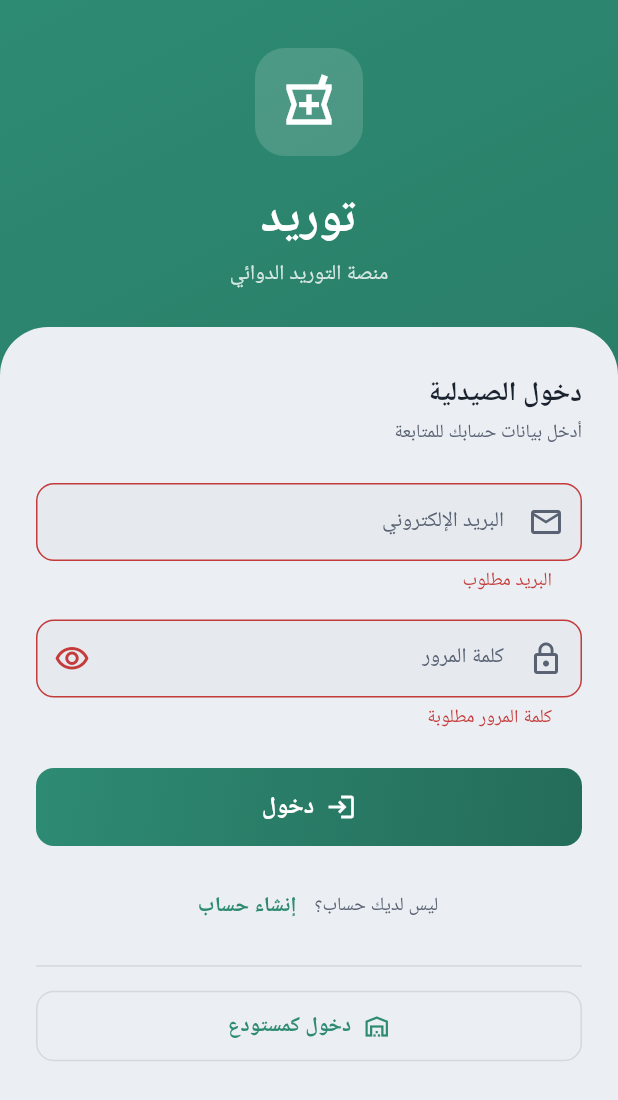
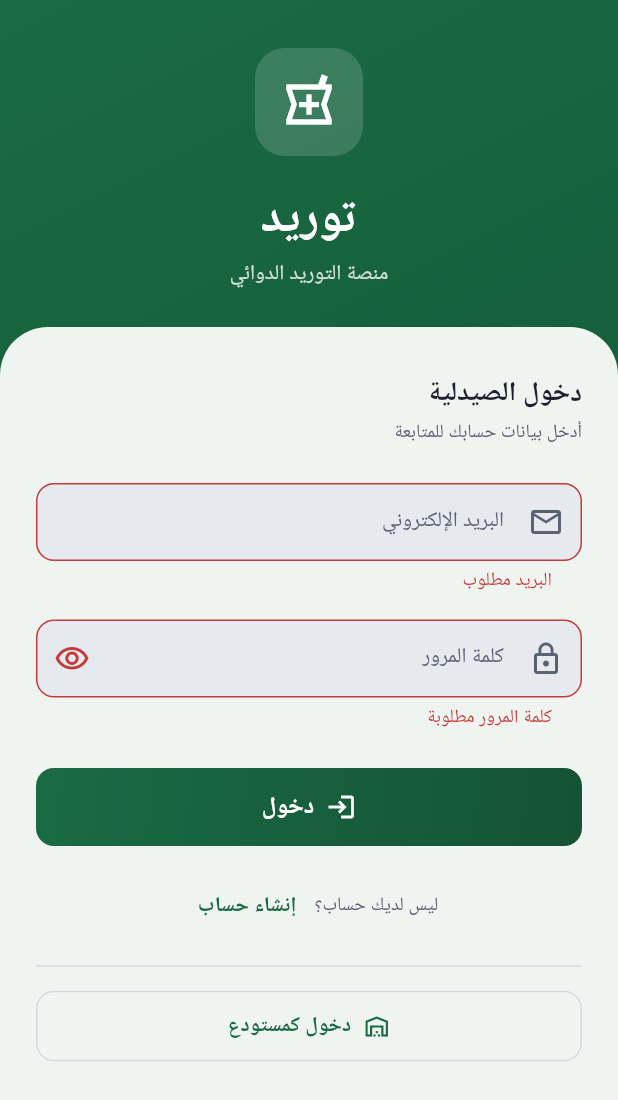
Before and after one commit to alabbasaswadd/tawrid_app, a Flutter app: the screen it shows after launch, after a tap on "دخول", on a phone screen of 412 x 824 dp. Shown: the top 1100 px of the screen. Run offline on Flutter 3.47's test engine with Material 3 defaults, Android fonts, the phone set to English and light mode, and no system bars; our stand-ins replace dio, flutter_riverpod, flutter_secure_storage, go_router, google_fonts, logger and 3 more; missing offline and left inert: mobile_scanner; network calls fail; Roboto replaces fonts that are missing (Cairo).

Commit message:
Refactor code structure for improved readability and maintainability

```diff
--- a/lib/app/theme/app_colors.dart
+++ b/lib/app/theme/app_colors.dart
@@ -7,15 +7,21 @@ import 'tokens.dart';
 abstract final class TawridColors {
   // ── Brand ──────────────────────────────────────────────────────────
   static const Color primary = AppPalette.brandLight;
-  static const Color primaryLight = Color(0xFF4FB999);
-  static const Color primaryDark = Color(0xFF246E5B);
-  static const Color accent = AppPalette.brandLight;
+  static const Color primaryLight = Color(0xFF2D9B64);
+  static const Color primaryDark = Color(0xFF0F5030);
+  static const Color accent = AppPalette.goldLight;
+  static const Color gold = AppPalette.goldLight;
 
-  // ── Gradients (موحّدة على اللون الأساسي) ──────────────────────────
+  // ── Gradients (أخضر غابي عميق من اللوغو) ─────────────────────────
   static const LinearGradient brandGradient = LinearGradient(
     begin: Alignment.topLeft,
     end: Alignment.bottomRight,
-    colors: [Color(0xFF2E8B73), Color(0xFF246E5B)],
+    colors: [Color(0xFF1A6B44), Color(0xFF0F5030)],
+  );
+  static const LinearGradient goldGradient = LinearGradient(
+    begin: Alignment.topLeft,
+    end: Alignment.bottomRight,
+    colors: [Color(0xFFC4A24A), Color(0xFFAA8530)],
   );
   static const LinearGradient warehouseGradient = brandGradient;
   static const LinearGradient pharmacyGradient = brandGradient;
--- a/lib/app/theme/app_theme.dart
+++ b/lib/app/theme/app_theme.dart
@@ -16,6 +16,8 @@ abstract final class AppTheme {
 
     final brand = isDark ? AppPalette.brandDark : AppPalette.brandLight;
     final onBrand = isDark ? AppPalette.onBrandDark : AppPalette.onBrandLight;
+    final gold = isDark ? AppPalette.goldDark : AppPalette.goldLight;
+    final onGold = isDark ? AppPalette.onGoldDark : AppPalette.onGoldLight;
     final bg = isDark ? AppPalette.bgDark : AppPalette.bgLight;
     final surface = isDark ? AppPalette.surfaceDark : AppPalette.surfaceLight;
     final surfaceAlt = isDark ? AppPalette.surfaceAltDark : AppPalette.surfaceAltLight;
@@ -34,6 +36,8 @@ abstract final class AppTheme {
       onPrimary: onBrand,
       secondary: brand,
       onSecondary: onBrand,
+      tertiary: gold,
+      onTertiary: onGold,
       surface: surface,
       onSurface: textPrimary,
       onSurfaceVariant: textSecondary,
--- a/lib/app/theme/app_tokens_ext.dart
+++ b/lib/app/theme/app_tokens_ext.dart
@@ -14,6 +14,7 @@ class TawridTokens extends ThemeExtension<TawridTokens> {
     required this.info,
     required this.pharmacy,
     required this.warehouse,
+    required this.gold,
   });
 
   final Color surfaceAlt;
@@ -24,6 +25,7 @@ class TawridTokens extends ThemeExtension<TawridTokens> {
   final Color info;
   final Color pharmacy;
   final Color warehouse;
+  final Color gold;
 
   static const light = TawridTokens(
     surfaceAlt: AppPalette.surfaceAltLight,
@@ -34,6 +36,7 @@ class TawridTokens extends ThemeExtension<TawridTokens> {
     info: AppPalette.infoLight,
     pharmacy: AppPalette.pharmacyLight,
     warehouse: AppPalette.warehouseLight,
+    gold: AppPalette.goldLight,
   );
 
   static const dark = TawridTokens(
@@ -45,6 +48,7 @@ class TawridTokens extends ThemeExtension<TawridTokens> {
     info: AppPalette.infoDark,
     pharmacy: AppPalette.pharmacyDark,
     warehouse: AppPalette.warehouseDark,
+    gold: AppPalette.goldDark,
   );
 
   @override
@@ -57,6 +61,7 @@ class TawridTokens extends ThemeExtension<TawridTokens> {
     Color? info,
     Color? pharmacy,
     Color? warehouse,
+    Color? gold,
   }) {
     return TawridTokens(
       surfaceAlt: surfaceAlt ?? this.surfaceAlt,
@@ -67,6 +72,7 @@ class TawridTokens extends ThemeExtension<TawridTokens> {
       info: info ?? this.info,
       pharmacy: pharmacy ?? this.pharmacy,
       warehouse: warehouse ?? this.warehouse,
+      gold: gold ?? this.gold,
     );
   }
 
@@ -82,6 +88,7 @@ class TawridTokens extends ThemeExtension<TawridTokens> {
       info: Color.lerp(info, other.info, t)!,
       pharmacy: Color.lerp(pharmacy, other.pharmacy, t)!,
       warehouse: Color.lerp(warehouse, other.warehouse, t)!,
+      gold: Color.lerp(gold, other.gold, t)!,
     );
   }
 }
--- a/lib/app/theme/tokens.dart
+++ b/lib/app/theme/tokens.dart
@@ -3,22 +3,26 @@ import 'package:flutter/material.dart';
 // القيم الخام للتصميم — لا تُستهلك مباشرة في الشاشات، بل عبر الثيم/TawridTokens.
 // طيف هادئ منخفض التشبّع يليق بجمهور مثقّف: لون أساسي واحد + محايدات دافئة.
 abstract final class AppPalette {
-  // ── اللون الأساسي (تركواز-أخضر مغبّر) ──────────────────────────────
-  static const brandLight = Color(0xFF2E8B73);
-  static const brandDark = Color(0xFF4FB999);
+  // ── اللون الأساسي — أخضر غابي عميق مستخرج من لوغو توريد ─────────
+  static const brandLight = Color(0xFF1A6B44);
+  static const brandDark = Color(0xFF2D9B64);
   static const onBrandLight = Color(0xFFFFFFFF);
-  static const onBrandDark = Color(0xFF0C1A15);
+  static const onBrandDark = Color(0xFF001A0A);
+
+  // ── الذهبي — اللون الثانوي من اللوغو ────────────────────────────
+  static const goldLight = Color(0xFFC4A24A);
+  static const goldDark = Color(0xFFD4B878);
+  static const onGoldLight = Color(0xFF1A0D00);
+  static const onGoldDark = Color(0xFF1A0D00);
 
   // ── الأدوار ─────────────────────────────────────────────────────────
-  // قرار الهوية: لون أساسي واحد هادئ للطرفين (ألغي تمييز البنفسجي/الأخضر).
-  // التمييز بين المستودع والصيدلية يكون بلمسة خفيفة (أيقونة/تسمية) لا بلون ثانٍ.
   static const pharmacyLight = brandLight;
   static const pharmacyDark = brandDark;
   static const warehouseLight = brandLight;
   static const warehouseDark = brandDark;
 
   // ── دلالات ─────────────────────────────────────────────────────────
-  static const successLight = Color(0xFF2E7D52);
+  static const successLight = Color(0xFF1A6B44);
   static const successDark = Color(0xFF4FBF84);
   static const warningLight = Color(0xFFB9770E);
   static const warningDark = Color(0xFFE0A33E);
@@ -28,8 +32,7 @@ abstract final class AppPalette {
   static const infoDark = Color(0xFF5B9BE0);
 
   // ── محايدات (فاتح) ────────────────────────────────────────────────
-  // خلفية رمادية واضحة ليبرز السطح الأبيض للبطاقات، وحدود أوضح للتمييز.
-  static const bgLight = Color(0xFFEBEEF2);
+  static const bgLight = Color(0xFFF0F4F1);
   static const surfaceLight = Color(0xFFFFFFFF);
   static const surfaceAltLight = Color(0xFFE6EAEE);
   static const outlineLight = Color(0xFFD3D9DF);
--- a/lib/features/splash/splash_page.dart
+++ b/lib/features/splash/splash_page.dart
@@ -1,5 +1,4 @@
 import 'package:flutter/material.dart';
-import 'package:google_fonts/google_fonts.dart';
 import 'package:tawrid_app/app/theme/app_colors.dart';
 import 'package:tawrid_app/app/theme/app_spacing.dart';
 
@@ -14,26 +13,12 @@ class SplashPage extends StatelessWidget {
             child: Column(
               mainAxisSize: MainAxisSize.min,
               children: [
-                Container(
-                  padding: const EdgeInsets.all(24),
-                  decoration: BoxDecoration(
-                    color: Colors.white.withValues(alpha: 0.2),
-                    borderRadius: BorderRadius.circular(28),
-                  ),
-                  child: const Icon(Icons.local_shipping_rounded,
-                      color: Colors.white, size: 56),
+                Image.asset(
+                  'assets/images/logo.jpg',
+                  width: 200,
+                  height: 200,
+                  fit: BoxFit.contain,
                 ),
-                const SizedBox(height: AppSpacing.lg),
-                Text('توريد',
-                    style: GoogleFonts.cairo(
-                        color: Colors.white,
-                        fontSize: 42,
-                        fontWeight: FontWeight.w800,
-                        letterSpacing: -0.5)),
-                Text('منصة التوريد الدوائي',
-                    style: GoogleFonts.cairo(
-                        color: Colors.white.withValues(alpha: 0.8),
-                        fontSize: 16)),
                 const SizedBox(height: AppSpacing.xxl),
                 const SizedBox(
                   width: 32,
```
Also changed, not shown: pubspec.yaml (+16 -0 lines), .claude/settings.local.json, assets/images/logo.jpg (added), pubspec.lock, 28 other files.
